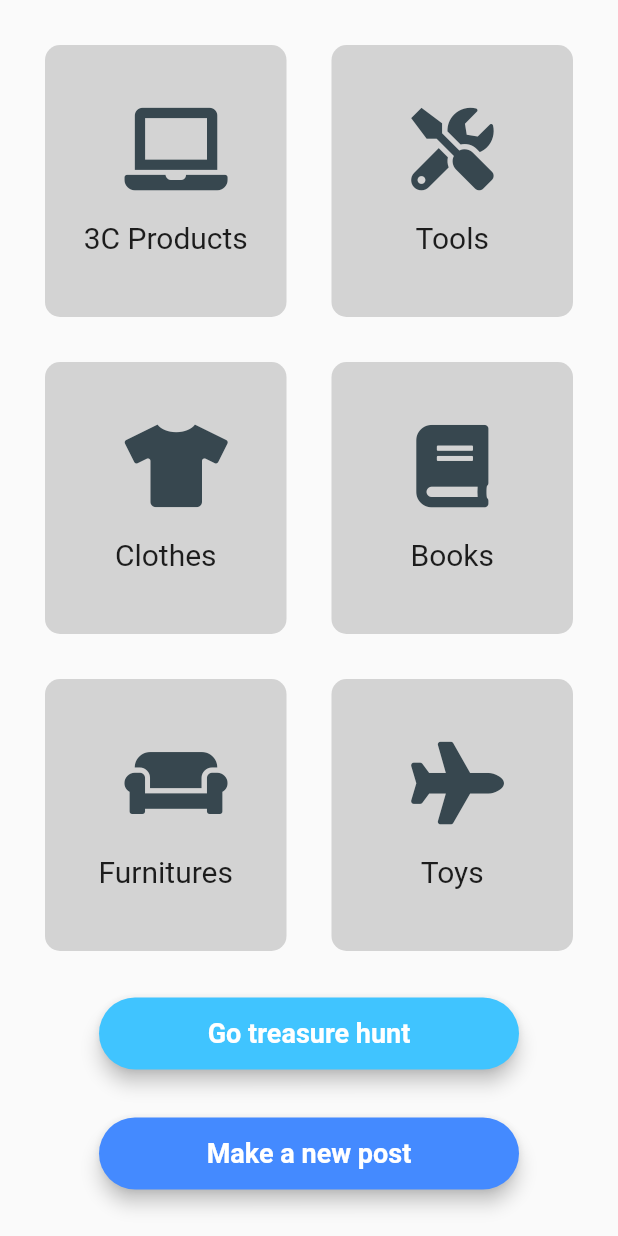
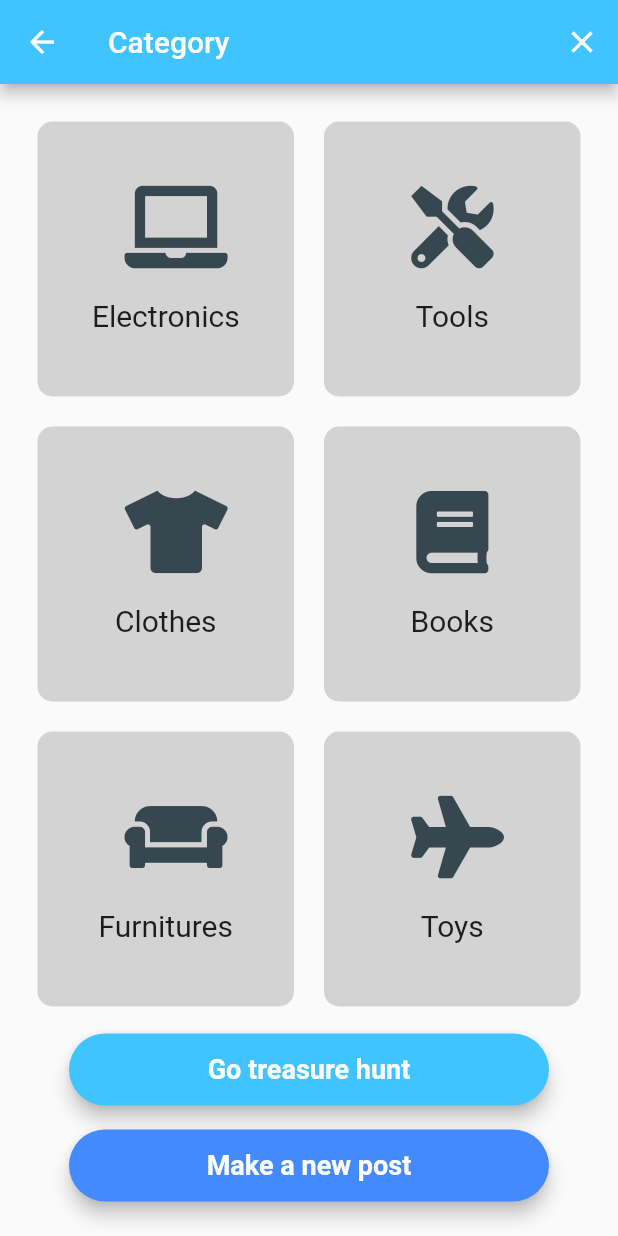
Before and after one commit to MengZhou122/Hyper-Garage-Sale, a Flutter app: the CategoryScreen screen opened by its route, on a phone screen of 412 x 824 dp. Run offline on Flutter 3.47's test engine with Material 2 defaults, Android fonts, the phone set to English and light mode, and no system bars; our stand-ins replace firebase_auth, font_awesome_flutter, modal_progress_hud; accounts and stored records are empty.

Commit message:
Correct a typo

```diff
--- a/lib/components/reusable_card.dart
+++ b/lib/components/reusable_card.dart
@@ -2,10 +2,10 @@ import 'package:flutter/cupertino.dart';
 import 'package:hypergaragesale/components/constants.dart';
 
 class ReusableCard extends StatelessWidget {
-  ReusableCard({@required this.choose, this.childCard, this.onPress});
+  ReusableCard({@required this.choose, this.childIcon, this.onPress});
 
   final bool choose;
-  final Widget childCard;
+  final Widget childIcon;
   final Function onPress;
 
   @override
@@ -13,8 +13,8 @@ class ReusableCard extends StatelessWidget {
     return GestureDetector(
       onTap: onPress,
       child: Container(
-        child: childCard,
-        margin: EdgeInsets.all(15.0),
+        child: childIcon,
+        margin: EdgeInsets.all(10.0),
         decoration: BoxDecoration(
           color: choose ? kActiveCardColor : kInactiveCardColor,
           borderRadius: BorderRadius.circular(10.0),
--- a/lib/components/rounded_button.dart
+++ b/lib/components/rounded_button.dart
@@ -10,15 +10,15 @@ class RoundedButton extends StatelessWidget {
   @override
   Widget build(BuildContext context) {
     return Padding(
-      padding: EdgeInsets.symmetric(vertical: 16.0),
+      padding: EdgeInsets.symmetric(vertical: 8.0),
       child: Material(
         elevation: 5.0,
         color: color,
         borderRadius: BorderRadius.circular(25.0),
         child: MaterialButton(
           onPressed: onPressed,
-          minWidth: 280.0,
-          height: 4.0,
+          minWidth: 320.0,
+          height: 20.0,
           child: Text(
             title,
             style: TextStyle(
--- a/lib/screens/category_screen.dart
+++ b/lib/screens/category_screen.dart
@@ -1,3 +1,4 @@
+import 'package:firebase_auth/firebase_auth.dart';
 import 'package:flutter/cupertino.dart';
 import 'package:flutter/material.dart';
 import 'package:font_awesome_flutter/font_awesome_flutter.dart';
@@ -5,7 +6,24 @@ import 'package:hypergaragesale/components/icon_content.dart';
 import 'package:hypergaragesale/components/reusable_card.dart';
 import 'package:hypergaragesale/components/rounded_button.dart';
 
+//final _firestore = Firestore.instance;
+FirebaseUser loggedInUser;
+
 class CategoryScreen extends StatefulWidget {
+  final _auth = FirebaseAuth.instance;
+
+  void getCurrentUser() async {
+    try {
+      final user = await _auth.currentUser();
+      if (user != null) {
+        loggedInUser = user;
+        print(loggedInUser.email);
+      }
+    } catch (e) {
+      print(e);
+    }
+  }
+
   static const String id = 'category_screen';
   @override
   _CategoryScreenState createState() => _CategoryScreenState();
@@ -17,22 +35,33 @@ class _CategoryScreenState extends State<CategoryScreen> {
   @override
   Widget build(BuildContext context) {
     return Scaffold(
+      appBar: AppBar(
+        leading: null,
+        actions: <Widget>[
+          IconButton(
+              icon: Icon(Icons.close),
+              onPressed: () {
+                widget._auth.signOut();
+                Navigator.pop(context);
+              }),
+        ],
+        title: Text('Category'),
+        backgroundColor: Colors.lightBlueAccent,
+      ),
       body: SafeArea(
         child: Padding(
           padding: const EdgeInsets.all(15.0),
           child: Column(
-            mainAxisAlignment: MainAxisAlignment.center,
             children: [
               Expanded(
                 child: Row(
-                  mainAxisAlignment: MainAxisAlignment.center,
                   children: <Widget>[
                     Expanded(
                       child: ReusableCard(
                         choose: selectItem == 1,
-                        childCard: IconContent(
+                        childIcon: IconContent(
                             icon: FontAwesomeIcons.laptop,
-                            label: '3C Products'),
+                            label: 'Electronics'),
                         onPress: () {
                           setState(() {
                             selectItem = 1;
@@ -43,7 +72,7 @@ class _CategoryScreenState extends State<CategoryScreen> {
                     Expanded(
                       child: ReusableCard(
                         choose: selectItem == 2,
-                        childCard: IconContent(
+                        childIcon: IconContent(
                             icon: FontAwesomeIcons.tools, label: 'Tools'),
                         onPress: () {
                           setState(() {
@@ -57,12 +86,11 @@ class _CategoryScreenState extends State<CategoryScreen> {
               ),
               Expanded(
                 child: Row(
-                  mainAxisAlignment: MainAxisAlignment.center,
                   children: <Widget>[
                     Expanded(
                       child: ReusableCard(
                         choose: selectItem == 3,
-                        childCard: IconContent(
+                        childIcon: IconContent(
                             icon: FontAwesomeIcons.tshirt, label: 'Clothes'),
                         onPress: () {
                           setState(() {
@@ -74,7 +102,7 @@ class _CategoryScreenState extends State<CategoryScreen> {
                     Expanded(
                       child: ReusableCard(
                         choose: selectItem == 4,
-                        childCard: IconContent(
+                        childIcon: IconContent(
                             icon: FontAwesomeIcons.book, label: 'Books'),
                         onPress: () {
                           setState(() {
@@ -88,12 +116,11 @@ class _CategoryScreenState extends State<CategoryScreen> {
               ),
               Expanded(
                 child: Row(
-                  mainAxisAlignment: MainAxisAlignment.center,
                   children: <Widget>[
                     Expanded(
                       child: ReusableCard(
                         choose: selectItem == 5,
-                        childCard: IconContent(
+                        childIcon: IconContent(
                             icon: FontAwesomeIcons.couch, label: 'Furnitures'),
                         onPress: () {
                           setState(() {
@@ -105,7 +132,7 @@ class _CategoryScreenState extends State<CategoryScreen> {
                     Expanded(
                       child: ReusableCard(
                         choose: selectItem == 6,
-                        childCard: IconContent(
+                        childIcon: IconContent(
                             icon: FontAwesomeIcons.plane, label: 'Toys'),
                         onPress: () {
                           setState(() {
```
Also changed, not shown: lib/screens/login_screen.dart (+41 -0 lines), lib/screens/post_screen.dart (added), 3 other files.
